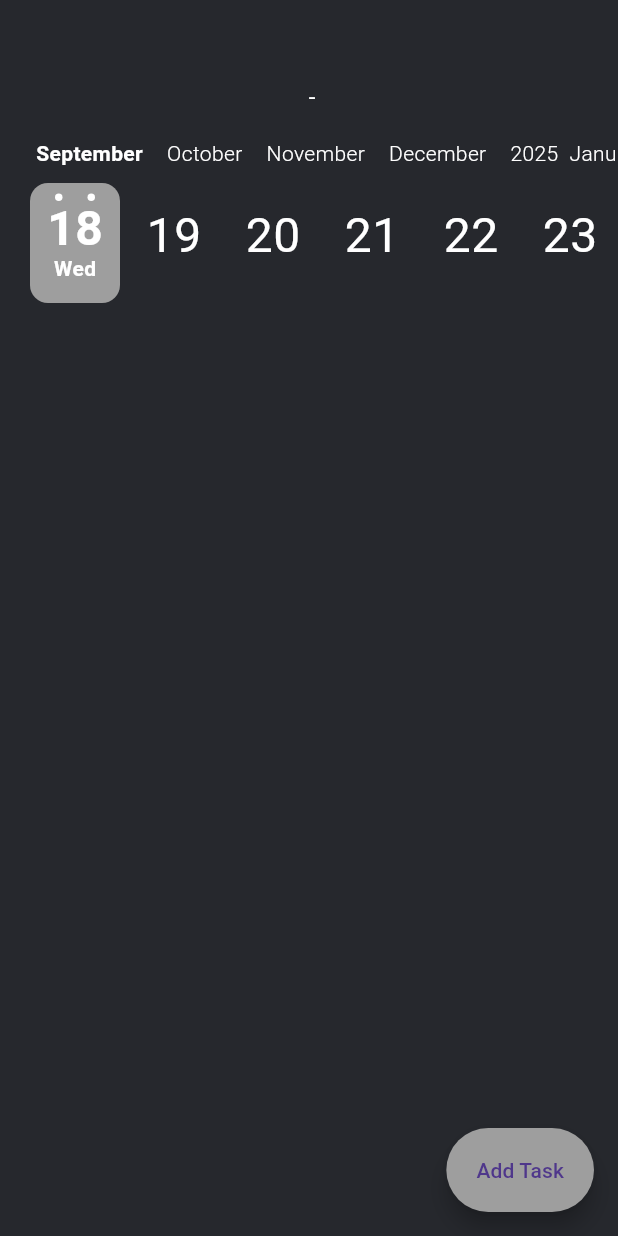
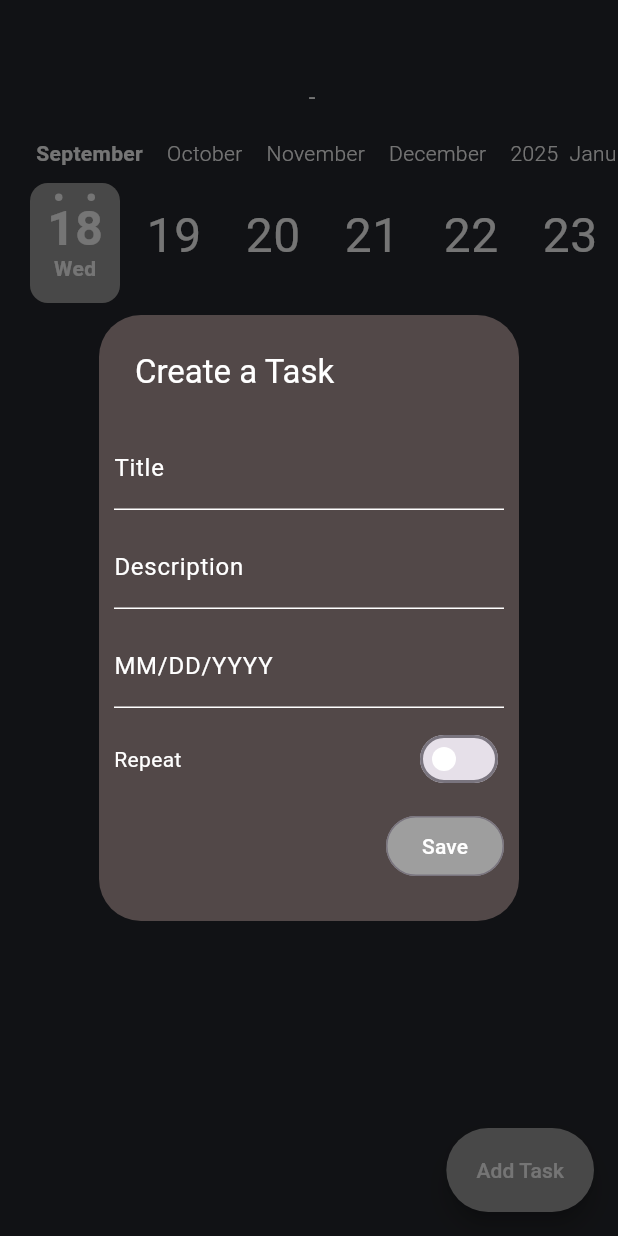
Before and after one commit to coffee-cake-isaac/dayly, a Flutter app: the screen it shows after launch, after a tap on "Add Task", on a phone screen of 412 x 824 dp. Run offline on Flutter 3.47's test engine with Material 3 defaults, Android fonts, the phone set to English and light mode, and no system bars; drawn by our look-alikes of calendar_timeline; our stand-ins replace flutter_staggered_animations, get, sqflite; missing offline and left inert: stacked_listview; accounts and stored records are empty; network calls fail; statements that could not run were skipped.

Commit message:
Huge fixes here. Seems like a working app, actually

```diff
--- a/dayly/lib/logic/task_dac.dart
+++ b/dayly/lib/logic/task_dac.dart
@@ -5,15 +5,14 @@ import 'package:path/path.dart';
 import 'package:sqflite/sqflite.dart';
 
 class TaskDac extends GetxController {
-  var tasks = <Task>[].obs;
+  final tasks = <Task>[].obs;
 
   Future createDatabase() async {
     print("Creating database");
     final database = openDatabase(
       join(await getDatabasesPath(), 'tasks.db'),
       onCreate: (db, version) {
-        db.execute(
-            'CREATE TABLE repeat_frequency(id INTEGER PRIMARY KEY, name TEXT)');
+        db.execute('CREATE TABLE repeat_frequency(id INTEGER PRIMARY KEY, name TEXT)');
 
         return db.execute(
           'CREATE TABLE tasks(id INTEGER PRIMARY KEY, name TEXT, description TEXT, is_done TEXT, due_date TEXT, is_repeating TEXT, frequency INTEGER)',
@@ -33,14 +32,13 @@ class TaskDac extends GetxController {
 
       final db = await database;
 
-      await db.insert('tasks', task.toMap(),
-          conflictAlgorithm: ConflictAlgorithm.replace);
+      await db.insert('tasks', task.toMap(), conflictAlgorithm: ConflictAlgorithm.replace);
     } on Exception catch (exception) {
       print(exception);
     }
   }
 
-  Future<List<Task>> getAllTasks() async {
+  Future<void> getAllTasks([DateTime? selectedDate]) async {
     final database = openDatabase(
         // Set the path to the database. Note: Using the `join` function from the
         // `path` package is best practice to ensure the path is correctly
@@ -51,25 +49,30 @@ class TaskDac extends GetxController {
 
     var result = await db.query('tasks');
 
-    tasks = RxList([
-      for (final {
-            'id': id,
-            'name': vname as String,
-            'description': vdescription as String,
-            'is_done': visDone,
-            'due_date': vdueDate as String,
-            'is_repeating': visRepating
-          } in result)
-        Task(
-            name: vname,
-            isDone: (visDone is String ? visDone == "1" : visDone == 1),
-            description: vdescription,
-            dueDate: DateTime.tryParse(vdueDate),
-            isRepeating:
-                (visRepating is String ? visRepating == "1" : visRepating == 1),
-            frequency: RepeatFrequency(interval: 1, unit: RepeatUnit.hours)),
-    ]);
+    if (selectedDate != null) {
+      var filteredTasks = result.where((task) {
+        DateTime taskDate = DateTime.parse(task['due_date'] as String);
+        return taskDate.year == selectedDate.year && taskDate.month == selectedDate.month && taskDate.day == selectedDate.day;
+      }).toList();
 
-    return tasks;
+      if (filteredTasks.isEmpty) {
+        tasks.assignAll(<Task>[]);
+        return;
+      }
+
+      tasks.assignAll(RxList([
+        for (final {'id': id, 'name': vname as String, 'description': vdescription as String, 'is_done': visDone, 'due_date': vdueDate as String, 'is_repeating': visRepating} in filteredTasks) Task(name: vname, isDone: (visDone is String ? visDone == "1" : visDone == 1), description: vdescription, dueDate: DateTime.tryParse(vdueDate), isRepeating: (visRepating is String ? visRepating == "1" : visRepating == 1), frequency: RepeatFrequency(interval: 1, unit: RepeatUnit.hours)),
+      ]));
+    } else {
+      var filterDate = DateTime.now();
+      var filteredTasks = result.where((task) {
+        DateTime taskDate = DateTime.parse(task['due_date'] as String);
+        return taskDate.year == filterDate.year && taskDate.month == filterDate.month && taskDate.day == filterDate.day;
+      }).toList();
+
+      tasks.assignAll(RxList([
+        for (final {'id': id, 'name': vname as String, 'description': vdescription as String, 'is_done': visDone, 'due_date': vdueDate as String, 'is_repeating': visRepating} in filteredTasks) Task(name: vname, isDone: (visDone is String ? visDone == "1" : visDone == 1), description: vdescription, dueDate: DateTime.tryParse(vdueDate), isRepeating: (visRepating is String ? visRepating == "1" : visRepating == 1), frequency: RepeatFrequency(interval: 1, unit: RepeatUnit.hours)),
+      ]));
+    }
   }
 }
--- a/dayly/lib/main.dart
+++ b/dayly/lib/main.dart
@@ -8,61 +8,42 @@ import 'package:flutter/services.dart';
 import 'package:flutter_staggered_animations/flutter_staggered_animations.dart';
 import 'package:get/get.dart';
 import 'package:intl/intl.dart';
-import 'models/data.dart';
+
+import 'ui/main/styles/styles.dart';
 
 void main() async {
   SystemChrome.setSystemUIOverlayStyle(
-    const SystemUiOverlayStyle(
-        statusBarColor: Colors.transparent,
-        systemNavigationBarColor: Color.fromARGB(255, 38, 40, 45)),
+    const SystemUiOverlayStyle(statusBarColor: Colors.transparent, systemNavigationBarColor: Color.fromARGB(255, 38, 40, 45)),
   );
 
   WidgetsFlutterBinding.ensureInitialized();
 
-  TaskDac dac = TaskDac();
-  await dac.createDatabase();
-
-  await dac.getAllTasks();
-
-  runApp(MainApp(dac: dac));
+  runApp(MaterialApp(home: MainApp()));
 }
 
 class MainApp extends StatelessWidget {
-  final TaskDac dac;
+  var dac = Get.put(TaskDac());
 
-  const MainApp({super.key, required this.dac});
+  final ValueNotifier<DateTime?> _dateNotifier = ValueNotifier<DateTime?>(null);
+  final ValueNotifier<bool> _switchNotifier = ValueNotifier<bool>(false);
+
+  MainApp({super.key});
 
   @override
   Widget build(BuildContext context) {
     return GetMaterialApp(
+      onReady: () async => await dac.getAllTasks(),
       home: Scaffold(
           backgroundColor: const Color.fromARGB(255, 38, 40, 45),
           floatingActionButton: FloatingActionButton.extended(
-            label: const Text("Add Task"),
+            label: Text(
+              "Add Task",
+              style: CustomThemes.styledPlainText,
+            ),
             backgroundColor: Colors.grey,
             shape: const StadiumBorder(),
             onPressed: () {
-              showDialog(
-                context: context,
-                builder: (BuildContext context) {
-                  return Expanded(
-                    child: AlertDialog(
-                      title: Text('Welcome'),
-                      content: Text('GeeksforGeeks'),
-                      actions: [
-                        TextButton(
-                          onPressed: () {},
-                          child: Text('CANCEL'),
-                        ),
-                        TextButton(
-                          onPressed: () {},
-                          child: Text('ACCEPT'),
-                        ),
-                      ],
-                    ),
-                  );
-                },
-              );
+              showAddDialog(context, dac);
             },
           ),
           body: SafeArea(
@@ -75,20 +56,19 @@ class MainApp extends StatelessWidget {
                     initialDate: DateTime.now(),
                     firstDate: DateTime.now(),
                     lastDate: DateTime.now().add(const Duration(days: 365)),
-                    onDateSelected: (date) => print(date),
+                    onDateSelected: (date) async => await dac.getAllTasks(date),
                     leftMargin: 20,
                     monthColor: Colors.white,
                     dayColor: Colors.white,
                     activeDayColor: Colors.white,
                     activeBackgroundDayColor: Colors.grey,
-                    selectableDayPredicate: (date) => date.day != 23,
                     locale: 'en_ISO',
                   ),
                   Expanded(
                     child: AnimationLimiter(
                         child: Padding(
                             padding: const EdgeInsets.only(top: 15),
-                            child: ListView.builder(
+                            child: Obx(() => ListView.builder(
                                   shrinkWrap: true,
                                   padding: const EdgeInsets.all(15),
                                   itemCount: dac.tasks.length,
@@ -102,88 +82,143 @@ class MainApp extends StatelessWidget {
                                                     height: 145,
                                                     child: Card(
                                                         elevation: 7,
-                                                    color: const Color.fromARGB(
-                                                        255, 98, 98, 98),
+                                                        color: const Color.fromARGB(255, 98, 98, 98),
                                                         child: Padding(
-                                                        padding:
-                                                            const EdgeInsets
-                                                                .all(15),
-                                                        child: Column(
-                                                            crossAxisAlignment:
-                                                                CrossAxisAlignment
-                                                                    .start,
-                                                            children: [
+                                                            padding: const EdgeInsets.all(15),
+                                                            child: Column(crossAxisAlignment: CrossAxisAlignment.start, children: [
                                                               Text(
-                                                                dac.tasks[index]
-                                                                    .name!,
-                                                                style: const TextStyle(
-                                                                    fontSize:
-                                                                        28,
-                                                                    color: Colors
-                                                                        .white,
-                                                                    fontWeight:
-                                                                        FontWeight
-                                                                            .w300),
+                                                                dac.tasks[index].name!,
+                                                                style: const TextStyle(fontSize: 28, color: Colors.white, fontWeight: FontWeight.w300),
                                                               ),
                                                               Row(
-                                                                crossAxisAlignment:
-                                                                    CrossAxisAlignment
-                                                                        .center,
-                                                                mainAxisAlignment:
-                                                                    MainAxisAlignment
-                                                                        .start,
+                                                                crossAxisAlignment: CrossAxisAlignment.center,
+                                                                mainAxisAlignment: MainAxisAlignment.start,
                                                                 children: [
                                                                   const Icon(
-                                                                    Icons
-                                                                        .calendar_today,
-                                                                    color: Colors
-                                                                        .white,
+                                                                    Icons.calendar_today,
+                                                                    color: Colors.white,
                                                                     size: 15,
                                                                   ),
                                                                   const SizedBox(
                                                                     width: 10,
                                                                   ),
                                                                   Text(
-                                                                    DateFormat('M/d/yy h:mma').format(dac
-                                                                        .tasks[
-                                                                            index]
-                                                                        .dueDate!),
-                                                                    style: const TextStyle(
-                                                                        color: Colors
-                                                                            .white,
-                                                                        fontWeight:
-                                                                            FontWeight.bold),
+                                                                    DateFormat('M/d/yy h:mma').format(dac.tasks[index].dueDate!),
+                                                                    style: const TextStyle(color: Colors.white, fontWeight: FontWeight.bold),
                                                                   )
                                                                 ],
                                                               ),
-                                                              SizedBox(
-                                                                  height: 10),
+                                                              const SizedBox(height: 10),
                                                               Text(
-                                                                dac.tasks[index]
-                                                                    .description!,
-                                                                style: const TextStyle(
-                                                                    fontSize:
-                                                                        18,
-                                                                    color: Colors
-                                                                        .white,
-                                                                    fontWeight:
-                                                                        FontWeight
-                                                                            .w300),
+                                                                dac.tasks[index].description!,
+                                                                style: const TextStyle(fontSize: 18, color: Colors.white, fontWeight: FontWeight.w300),
                                                               ),
-                                                              const SizedBox(
-                                                                  height: 2),
+                                                              const SizedBox(height: 2),
                                                             ])))))));
                                   },
-                            ))),
+                                )))),
                   )
                 ],
               ))),
     );
   }
+
+  Future<void> _selectDate(BuildContext context) async {
+    final DateTime? picked = await showDatePicker(
+      context: context,
+      initialDate: _dateNotifier.value ?? DateTime.now(),
+      firstDate: DateTime(2000),
+      lastDate: DateTime(2025),
+    );
+
+    if (picked != null && picked != _dateNotifier.value) {
+      _dateNotifier.value = picked;
+    }
   }
 
-// Function to map the index to valid green shades
-int getShadeFromIndex(int index) {
-  const shades = [300, 400, 500, 600, 700, 800, 900];
-  return shades[index % shades.length]; // Cycle through the shades
+  void showAddDialog(BuildContext context, TaskDac dac) {
+    late var title = "";
+    late var description = "";
+    late DateTime? endDate = DateTime.now();
+    late var repeat = false;
+
+    showDialog(
+      context: context,
+      builder: (BuildContext context) {
+        return SimpleDialog(
+          backgroundColor: const Color.fromARGB(255, 82, 72, 72),
+          title: Text("Create a Task", style: CustomThemes.styledPlainText),
+          children: [
+            Padding(
+              padding: const EdgeInsets.all(10),
+              child: Column(
+                children: [
+                  TextField(
+                    onChanged: (value) => title = value,
+                    style: TextStyle(color: Colors.white),
+                    decoration: CustomThemes.getDecor('Title'),
+                  ),
+                  const SizedBox(height: 10),
+                  TextField(onChanged: (value) => description = value, style: TextStyle(color: Colors.white), decoration: CustomThemes.getDecor('Description')),
+                  const SizedBox(height: 10),
+                  ValueListenableBuilder<DateTime?>(
+                      valueListenable: _dateNotifier,
+                      builder: (context, dateTime, child) {
+                        return TextField(
+                          style: CustomThemes.styledPlainText,
+                          controller: TextEditingController(
+                            text: dateTime != null ? "${dateTime.month.toString().padLeft(2, '0')}/${dateTime.day.toString().padLeft(2, '0')}/${dateTime.year}" : '',
+                          ),
+                          readOnly: true,
+                          onTap: () => _selectDate(context),
+                          decoration: CustomThemes.getDecor('MM/DD/YYYY'),
+                        );
+                      }),
+                  const SizedBox(height: 10),
+                  Row(
+                    mainAxisAlignment: MainAxisAlignment.spaceBetween,
+                    children: [
+                      Text(
+                        "Repeat",
+                        style: CustomThemes.styledPlainText,
+                      ),
+                      ValueListenableBuilder<bool>(
+                          valueListenable: _switchNotifier,
+                          builder: (context, value, child) {
+                            return Switch(
+                              value: value,
+                              activeColor: Colors.green,
+                              thumbColor: MaterialStateProperty.all<Color>(Colors.white),
+                              onChanged: (newValue) {
+                                _switchNotifier.value = newValue;
+                              },
+                            );
+                          }),
+                    ],
+                  ),
+                  const SizedBox(height: 10),
+                  Row(
+                    mainAxisAlignment: MainAxisAlignment.end,
+                    children: [
+                      OutlinedButton(
+                          style: ButtonStyle(backgroundColor: WidgetStateProperty.all<Color>(Colors.grey)),
+                          onPressed: () => saveTaskAndRefresh(dac, title, description, repeat, endDate),
+                          child: Text(
+                            "Save",
+                            style: CustomThemes.styledPlainText,
+                          ))
+                    ],
+                  )
+                ],
+              ),
+            )
+          ],
+        );
+      },
+    );
   }
+
+  Future? saveTaskAndRefresh(TaskDac dac, String title, String description, bool repeat, DateTime endDate) {
+    dac.insertTask(Task(name: title, description: description, isRepeating: repeat, dueDate: endDate, frequency: RepeatFrequency(interval: 1, unit: RepeatUnit.days)));
+  }
+}
--- /dev/null
+++ b/dayly/lib/ui/main/styles/styles.dart
@@ -0,0 +1,24 @@
+import 'dart:ui';
+
+import 'package:flutter/material.dart';
+
+abstract class CustomThemes {
+  static TextStyle styledPlainText = TextStyle(
+    color: Colors.white,
+  );
+
+  static UnderlineInputBorder styledInputBorderWhite =
+      UnderlineInputBorder(borderSide: BorderSide(color: Colors.white));
+
+  static InputDecoration getDecor(String labelText) {
+    return InputDecoration(
+        enabledBorder: CustomThemes.styledInputBorderWhite,
+        focusedBorder: CustomThemes.styledInputBorderWhite,
+        border: UnderlineInputBorder(),
+        focusColor: Colors.white,
+        hintStyle: CustomThemes.styledPlainText,
+        fillColor: Colors.white,
+        labelText: labelText,
+        labelStyle: CustomThemes.styledPlainText);
+  }
+}
--- a/dayly/pubspec.yaml
+++ b/dayly/pubspec.yaml
@@ -8,6 +8,7 @@ environment:
 
 dependencies:
   calendar_timeline: ^1.1.3
+  date_picker_plus: ^4.1.0
   flutter:
     sdk: flutter
   flutter_staggered_animations: ^1.1.1
```
Also changed, not shown: dayly/pubspec.lock. Lines whose indentation alone changed are shown as unchanged.
